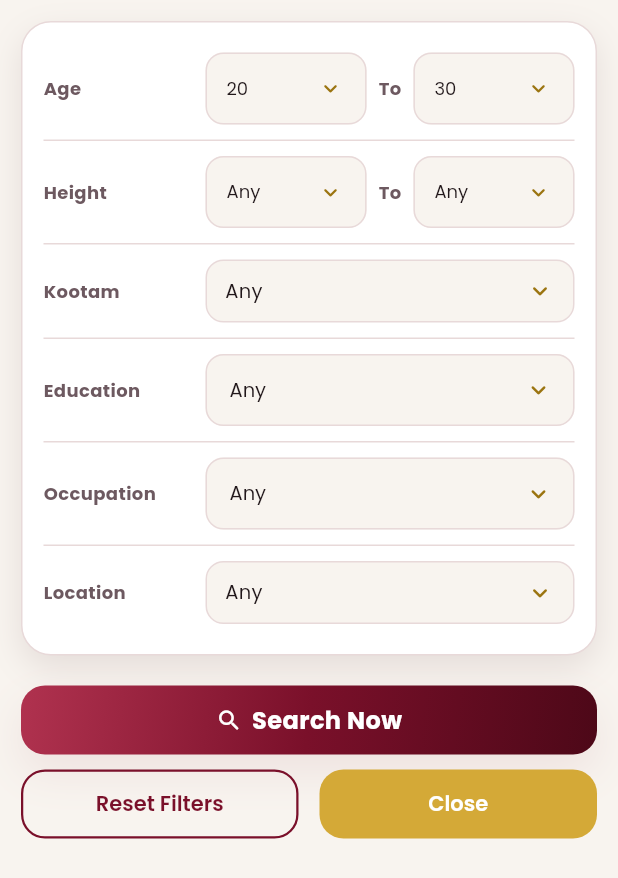
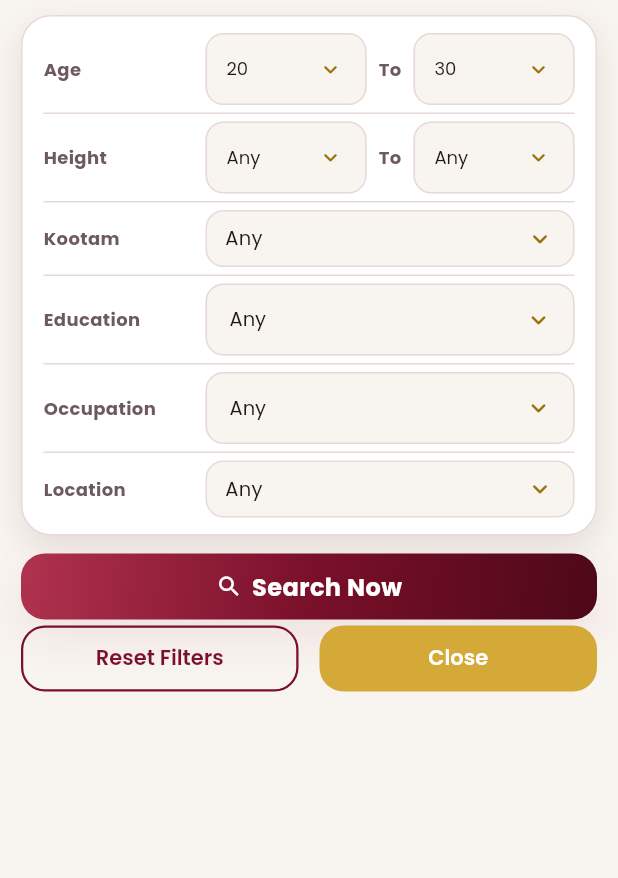
Before and after one commit to Rithish-25/Kongu-Matrimony, a Flutter app: the HoroscopeScreen screen opened directly, after a tap on "Edit Filters", on a phone screen of 412 x 824 dp. Shown: the top 878 px of the screen. Run offline on Flutter 3.47's test engine with Material 3 defaults, Android fonts, the phone set to English and light mode, and no system bars; our stand-ins replace flutter_native_splash, google_fonts, shared_preferences; accounts and stored records are empty; network calls fail.

Commit message:
Compact advanced search form to prevent button cutoff at bottom

```diff
--- a/lib/screens/horoscope/horoscope_screen.dart
+++ b/lib/screens/horoscope/horoscope_screen.dart
@@ -301,11 +301,11 @@ class HoroscopeScreenState extends State<HoroscopeScreen> {
   Widget _buildAdvancedSearchForm(BuildContext context, ThemeData theme, List<Profile> allProfiles) {
     return SingleChildScrollView(
       physics: const BouncingScrollPhysics(),
-      padding: const EdgeInsets.all(AppConstants.spacingM),
+      padding: const EdgeInsets.only(left: AppConstants.spacingM, right: AppConstants.spacingM, top: 10.0, bottom: 24.0),
       child: Column(
         children: [
           Container(
-            padding: const EdgeInsets.symmetric(horizontal: AppConstants.spacingM, vertical: AppConstants.spacingS),
+            padding: const EdgeInsets.symmetric(horizontal: AppConstants.spacingM, vertical: 6.0),
             decoration: BoxDecoration(
               color: Colors.white,
               borderRadius: BorderRadius.circular(AppConstants.borderRadiusLarge),
@@ -378,21 +378,21 @@ class HoroscopeScreenState extends State<HoroscopeScreen> {
               ],
             ),
           ),
-          const SizedBox(height: AppConstants.spacingL),
+          const SizedBox(height: 12),
 
           // Search button
           PrimaryButton(
             text: 'Search Now',
-            height: 46,
+            height: 44,
             icon: const Icon(Icons.search_rounded, color: Colors.white, size: 18),
             onPressed: () => _performAdvancedSearch(allProfiles),
           ),
-          const SizedBox(height: AppConstants.spacingS),
+          const SizedBox(height: 4),
           Row(
             children: [
               Expanded(
                 child: SizedBox(
-                  height: 46,
+                  height: 44,
                   child: OutlinedButton(
                     onPressed: _resetFilters,
                     style: OutlinedButton.styleFrom(
@@ -409,7 +409,7 @@ class HoroscopeScreenState extends State<HoroscopeScreen> {
               const SizedBox(width: AppConstants.spacingM),
               Expanded(
                 child: SizedBox(
-                  height: 46,
+                  height: 44,
                   child: ElevatedButton(
                     onPressed: () {
                       setState(() {
@@ -453,7 +453,7 @@ class HoroscopeScreenState extends State<HoroscopeScreen> {
     required ValueChanged<String?> onChanged,
   }) {
     return Padding(
-      padding: const EdgeInsets.symmetric(vertical: 10.0),
+      padding: const EdgeInsets.symmetric(vertical: 5.0),
       child: Row(
         crossAxisAlignment: CrossAxisAlignment.center,
         children: [
@@ -473,7 +473,7 @@ class HoroscopeScreenState extends State<HoroscopeScreen> {
             child: DropdownButtonFormField<String>(
               value: value,
               decoration: InputDecoration(
-                contentPadding: const EdgeInsets.symmetric(horizontal: 12, vertical: 8),
+                contentPadding: const EdgeInsets.symmetric(horizontal: 12, vertical: 6),
                 border: OutlineInputBorder(
                   borderRadius: BorderRadius.circular(12),
                   borderSide: const BorderSide(color: AppColors.border),
@@ -510,7 +510,7 @@ class HoroscopeScreenState extends State<HoroscopeScreen> {
 
   Widget _buildKootamSearchField(BuildContext context) {
     return Padding(
-      padding: const EdgeInsets.symmetric(vertical: 10.0),
+      padding: const EdgeInsets.symmetric(vertical: 5.0),
       child: Row(
         crossAxisAlignment: CrossAxisAlignment.center,
         children: [
@@ -530,7 +530,7 @@ class HoroscopeScreenState extends State<HoroscopeScreen> {
             child: GestureDetector(
               onTap: () => _showKootamSearchDialog(context),
               child: Container(
-                padding: const EdgeInsets.symmetric(horizontal: 12, vertical: 10),
+                padding: const EdgeInsets.symmetric(horizontal: 12, vertical: 8),
                 decoration: BoxDecoration(
                   color: AppColors.background,
                   borderRadius: BorderRadius.circular(12),
@@ -756,7 +756,7 @@ class HoroscopeScreenState extends State<HoroscopeScreen> {
     required ValueChanged<String?> onEndChanged,
   }) {
     return Padding(
-      padding: const EdgeInsets.symmetric(vertical: 10.0),
+      padding: const EdgeInsets.symmetric(vertical: 5.0),
       child: Row(
         crossAxisAlignment: CrossAxisAlignment.center,
         children: [
@@ -779,7 +779,7 @@ class HoroscopeScreenState extends State<HoroscopeScreen> {
                   child: DropdownButtonFormField<String>(
                     value: startValue,
                     decoration: InputDecoration(
-                      contentPadding: const EdgeInsets.symmetric(horizontal: 10, vertical: 8),
+                      contentPadding: const EdgeInsets.symmetric(horizontal: 10, vertical: 6),
                       border: OutlineInputBorder(
                         borderRadius: BorderRadius.circular(12),
                         borderSide: const BorderSide(color: AppColors.border),
@@ -812,7 +812,7 @@ class HoroscopeScreenState extends State<HoroscopeScreen> {
                   child: DropdownButtonFormField<String>(
                     value: endValue,
                     decoration: InputDecoration(
-                      contentPadding: const EdgeInsets.symmetric(horizontal: 10, vertical: 8),
+                      contentPadding: const EdgeInsets.symmetric(horizontal: 10, vertical: 6),
                       border: OutlineInputBorder(
                         borderRadius: BorderRadius.circular(12),
                         borderSide: const BorderSide(color: AppColors.border),
@@ -962,7 +962,7 @@ class HoroscopeScreenState extends State<HoroscopeScreen> {
 
   Widget _buildLocationSearchField(BuildContext context) {
     return Padding(
-      padding: const EdgeInsets.symmetric(vertical: 10.0),
+      padding: const EdgeInsets.symmetric(vertical: 5.0),
       child: Row(
         crossAxisAlignment: CrossAxisAlignment.center,
         children: [
@@ -982,7 +982,7 @@ class HoroscopeScreenState extends State<HoroscopeScreen> {
             child: GestureDetector(
               onTap: () => _showLocationSearchDialog(context),
               child: Container(
-                padding: const EdgeInsets.symmetric(horizontal: 12, vertical: 10),
+                padding: const EdgeInsets.symmetric(horizontal: 12, vertical: 8),
                 decoration: BoxDecoration(
                   color: AppColors.background,
                   borderRadius: BorderRadius.circular(12),
```
